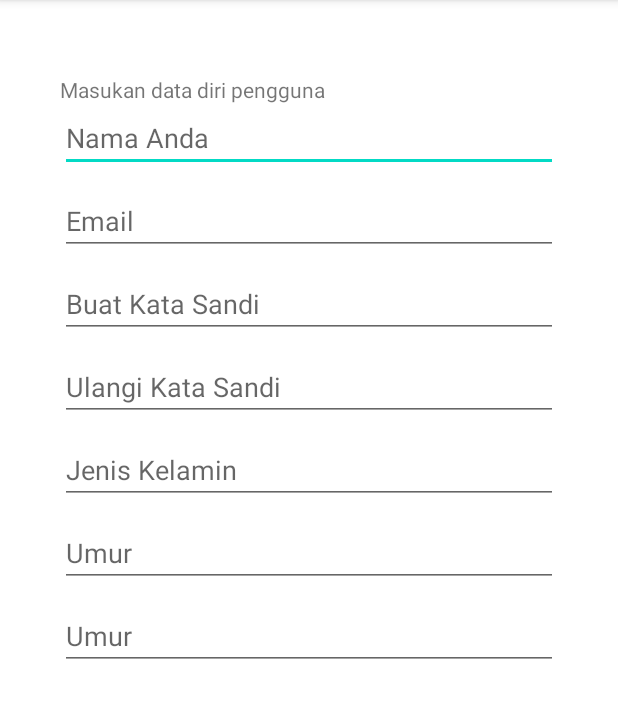
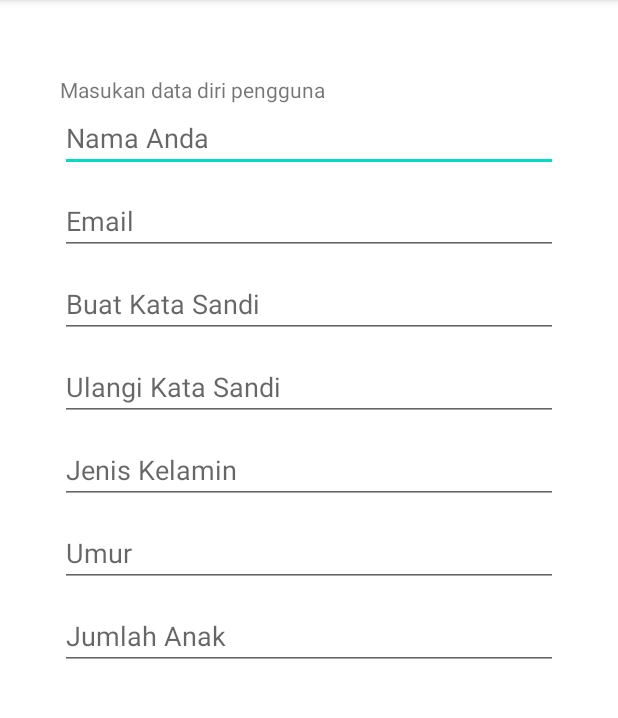
Before and after one commit to pwicaksonoo/AnakKu, an Android app: the fragment RegisterFragment shown on its own in the app's theme, on a phone screen of 412 x 824 dp, the part 84-802 px from its top. Run offline under Robolectric (Android 15) with nearby library versions, the phone set to English and light mode, and no system bars.

Commit message:
TestRegister

```diff
--- a/app/src/main/res/layout/fragment_register.xml
+++ b/app/src/main/res/layout/fragment_register.xml
@@ -77,15 +77,13 @@
         android:inputType="" />
 
     <EditText
-        android:id="@+id/editTextUmur"
+        android:id="@+id/editPilihJumlahAnak"
         android:layout_width="match_parent"
         android:layout_height="wrap_content"
         android:ems="10"
-        android:hint="Umur"
+        android:hint="Jumlah Anak"
         android:layout_marginBottom="10dp"
         android:inputType="" />
 
 
-
-
 </LinearLayout>
```
